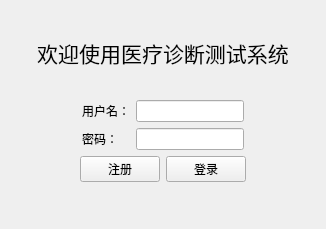
Before: the Qt Designer form loginview.ui in yuancong2/QtCode-Lab3, drawn with Qt 5.
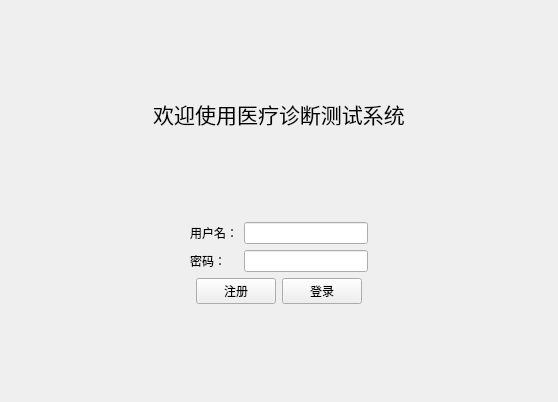
After: the same form once the commit is applied.

The edit to the form file:
```diff
--- a/loginview.ui
+++ b/loginview.ui
@@ -6,8 +6,8 @@
    <rect>
     <x>0</x>
     <y>0</y>
-    <width>326</width>
-    <height>229</height>
+    <width>558</width>
+    <height>402</height>
    </rect>
   </property>
   <property name="windowTitle">
@@ -90,7 +90,11 @@
         </widget>
        </item>
        <item row="1" column="1">
-        <widget class="QLineEdit" name="inputUserPassword"/>
+        <widget class="QLineEdit" name="inputUserPassword">
+         <property name="echoMode">
+          <enum>QLineEdit::EchoMode::Password</enum>
+         </property>
+        </widget>
        </item>
       </layout>
      </item>
```
